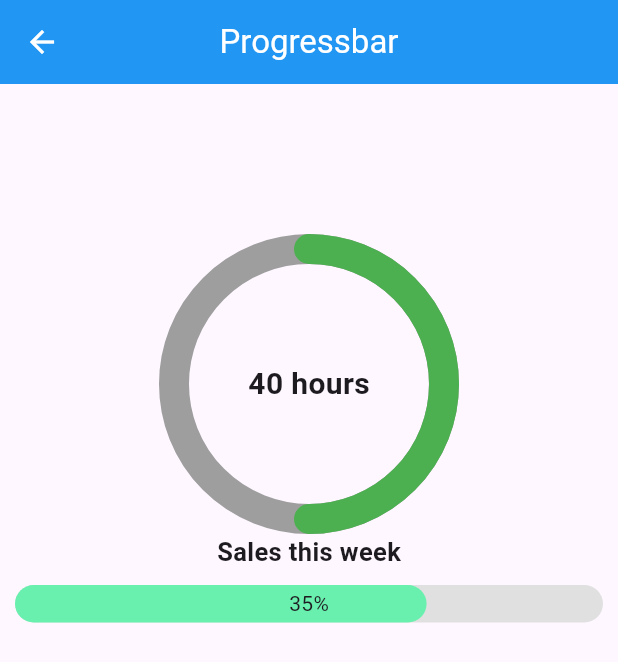
After one commit to Jehadbhuiyan/widgetall, a Flutter app: the screen it shows after launch, after a tap on "CircularProgressBar", on a phone screen of 412 x 824 dp. The commit adds this screen. Shown: the top 662 px of the screen. Run offline on Flutter 3.47's test engine with Material 3 defaults, Android fonts, the phone set to English and light mode, and no system bars; drawn by our look-alikes of percent_indicator.

Commit message:
Progressbar

```diff
--- /dev/null
+++ b/lib/All Widget/progressbar indicator.dart
@@ -0,0 +1,65 @@
+import 'package:flutter/material.dart';
+import 'package:percent_indicator/percent_indicator.dart';
+
+class Progressbar extends StatefulWidget {
+  const Progressbar({super.key});
+
+  @override
+  State<Progressbar> createState() => _ProgressbarState();
+}
+
+class _ProgressbarState extends State<Progressbar> {
+  @override
+  Widget build(BuildContext context) {
+    return Scaffold(
+      appBar: AppBar(
+        title: Text('Progressbar'),
+        backgroundColor: Colors.blue,
+        foregroundColor: Colors.white,
+        centerTitle: true,
+      ),
+      body:Center(
+        child: Column(
+          crossAxisAlignment: CrossAxisAlignment.center,
+          children: [
+            SizedBox(height: 100),
+            CircularPercentIndicator(radius:100,
+              lineWidth: 20,
+              percent: 0.5,
+              animation: true,
+              animationDuration: 1500,
+              center: new Text(
+                "40 hours",
+                style:
+                new TextStyle(fontWeight: FontWeight.bold, fontSize: 20.0),
+              ),
+              clipRotatedLinearGradient: true,
+              circularStrokeCap: CircularStrokeCap.round,
+              backgroundColor: Colors.grey,
+              progressColor: Colors.green,
+              footer: new Text(
+                "Sales this week",
+                style:
+                new TextStyle(fontWeight: FontWeight.bold, fontSize: 17.0),
+              ),
+            ),
+            SizedBox(height: 10),
+
+            // TODO LinearProgressIndicator
+
+            LinearPercentIndicator(
+              animation: true,
+              animationDuration: 1500,
+              lineHeight: 25,
+              percent: 0.7,
+              center: Text('35%'),
+              linearStrokeCap: LinearStrokeCap.roundAll,
+              progressColor: Colors.greenAccent,
+              backgroundColor: Colors.grey.shade300,
+            )
+          ],
+        ),
+      )
+    );
+  }
+}
--- a/lib/home.dart
+++ b/lib/home.dart
@@ -1,7 +1,12 @@
 import 'package:flutter/material.dart';
+import 'package:widgetpracticeall/All%20Widget/Divider.dart';
 import 'package:widgetpracticeall/All%20Widget/Stepper.dart';
-
 import 'All Widget/ExpansionTile.dart';
+import 'All Widget/TextField.dart';
+import 'All Widget/flatingAction.dart';
+import 'All Widget/girdView.dart';
+import 'All Widget/listTile.dart';
+import 'All Widget/progressbar indicator.dart';
 
 class Home extends StatefulWidget {
   const Home({super.key});
@@ -33,6 +38,30 @@ class _HomeState extends State<Home> {
               ElevatedButton(onPressed: () {
                 Navigator.push(context, MaterialPageRoute(builder: (context)=>Expansiontile()));
               }, child: Text('Exprasion Tile')),
+              SizedBox(height: 10),
+              ElevatedButton(onPressed: () {
+                Navigator.push(context, MaterialPageRoute(builder: (context)=>Textfield()));
+              }, child: Text('TextField')),
+              SizedBox(height: 10),
+              ElevatedButton(onPressed: () {
+                Navigator.push(context, MaterialPageRoute(builder: (context)=>divider()));
+              }, child: Text('Divider')),
+              SizedBox(height: 10),
+              ElevatedButton(onPressed: () {
+                Navigator.push(context, MaterialPageRoute(builder: (context)=>Listtile()));
+              }, child: Text('ListTile')),
+              SizedBox(height: 10),
+              ElevatedButton(onPressed: () {
+                Navigator.push(context, MaterialPageRoute(builder: (context)=>Flatingaction()));
+              }, child: Text('FloatingAction')),
+              SizedBox(height: 10),
+              ElevatedButton(onPressed: () {
+                Navigator.push(context, MaterialPageRoute(builder: (context)=>Girdview()));
+              }, child: Text('GridView')),
+              SizedBox(height: 10),
+              ElevatedButton(onPressed: () {
+                Navigator.push(context, MaterialPageRoute(builder: (context)=>Progressbar()));
+              }, child: Text('CircularProgressBar')),
             ],
           ),
         ),
--- a/lib/main.dart
+++ b/lib/main.dart
@@ -23,7 +23,7 @@ class MyApp extends StatelessWidget {
               foregroundColor: Colors.white,
               shape: RoundedRectangleBorder(
                   borderRadius: BorderRadius.circular(10)
-              )
+              ),
           ),),
       ),
       home:Home(),
--- a/pubspec.yaml
+++ b/pubspec.yaml
@@ -34,6 +34,7 @@ dependencies:
   # The following adds the Cupertino Icons font to your application.
   # Use with the CupertinoIcons class for iOS style icons.
   cupertino_icons: ^1.0.8
+  percent_indicator: ^4.2.5
 
 dev_dependencies:
   flutter_test:
```
Also changed, not shown: lib/All Widget/Divider.dart (+89 -0 lines), lib/All Widget/TextField.dart (+57 -0 lines), lib/All Widget/flatingAction.dart (+20 -0 lines), lib/All Widget/girdView.dart (+50 -0 lines), lib/All Widget/listTile.dart (+64 -0 lines), pubspec.lock.
